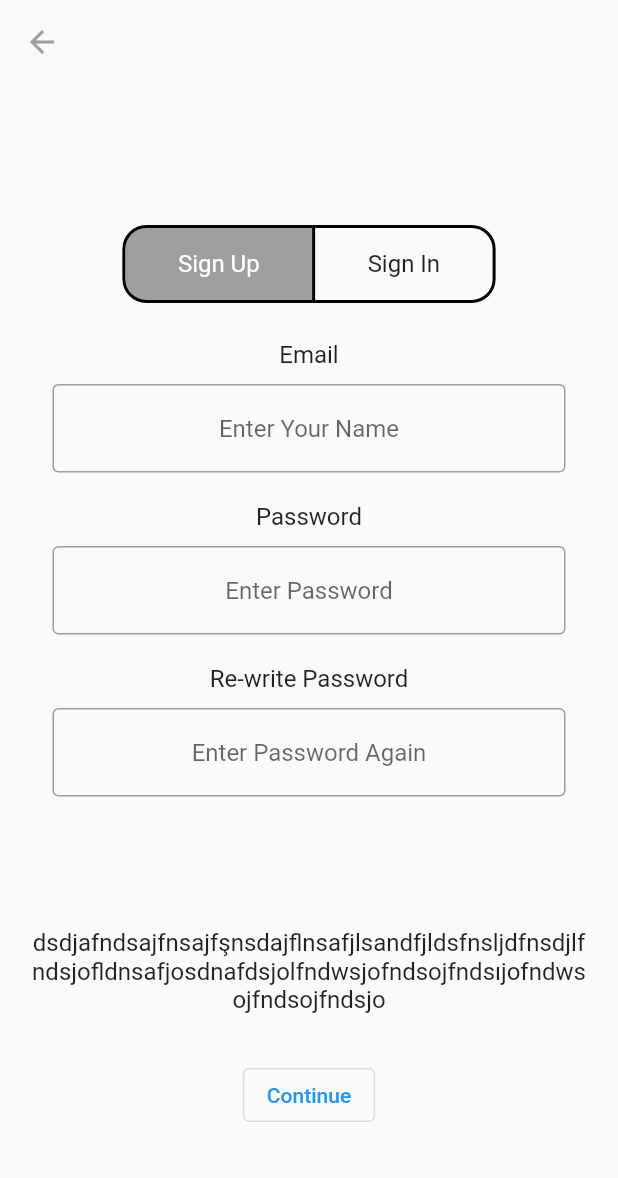
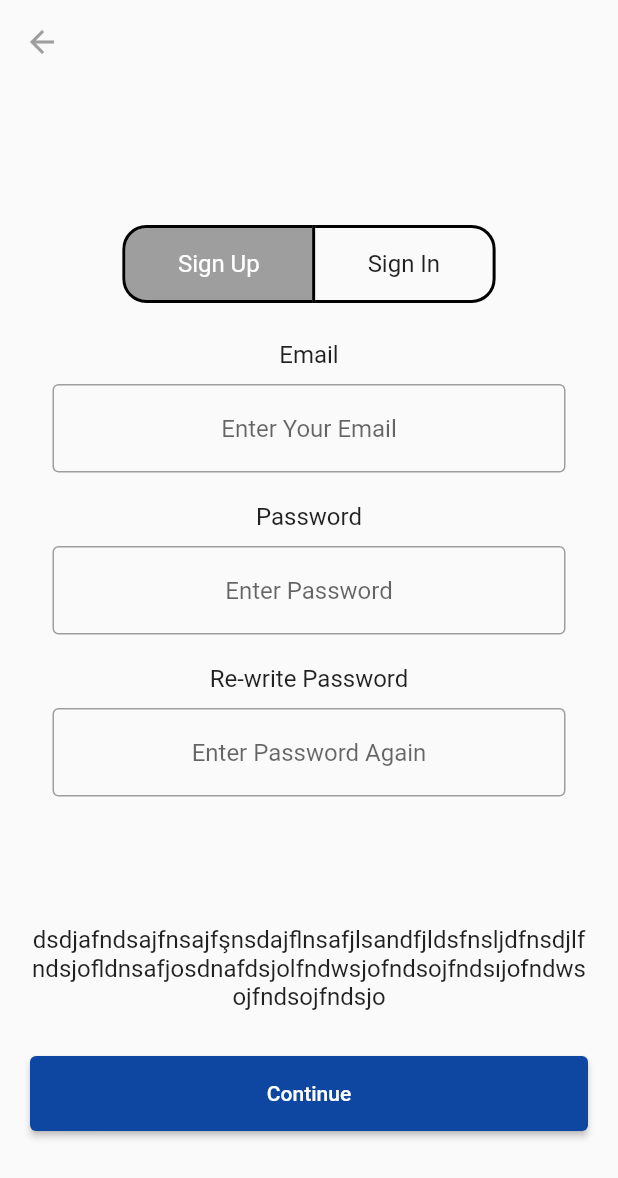
Before and after one commit to yavuzyal/fitness_app, a Flutter app: the Register1 screen opened directly, on a phone screen of 412 x 824 dp. Shown: the top 1178 px of the screen. Run offline on Flutter 3.47's test engine with Material 2 defaults, Android fonts, the phone set to English and light mode, and no system bars; our stand-ins replace dots_indicator, firebase_core, numberpicker; missing offline and left inert: flutter_walkthrough_screen; accounts and stored records are empty.

Commit message:
Update register1.dart

```diff
--- a/lib/register1.dart
+++ b/lib/register1.dart
@@ -89,12 +89,18 @@ class _Register1State extends State<Register1> {
 
           currentIndex == 0 ?
           SizedBox(height: 30,) : SizedBox(height: 0,),
-          OutlinedButton(
+          Padding(
+            padding: EdgeInsets.symmetric(horizontal: 20),
+            child: ElevatedButton(
+                style: ElevatedButton.styleFrom(
+                  primary: Colors.blue[900],
+                  minimumSize: Size.fromHeight(50),
+                ),
+                onPressed: (){
 
-              onPressed: (){
-
-              },
-              child: Text('Continue')
+                },
+                child: Text('Continue')
+            ),
           ),
           SizedBox(height: 70,),
         ],
@@ -129,7 +135,7 @@ class _Register1State extends State<Register1> {
                   enabledBorder: OutlineInputBorder(
                     borderSide: BorderSide(color: Colors.grey, width: 1.0),
                   ),
-                  hintText: 'Enter Your Name',
+                  hintText: 'Enter Your Email',
                 ),
               ),
             ),
@@ -218,7 +224,7 @@ class _Register1State extends State<Register1> {
                 enabledBorder: OutlineInputBorder(
                   borderSide: BorderSide(color: Colors.grey, width: 1.0),
                 ),
-                hintText: 'Enter Your Name',
+                hintText: 'Enter Your Email',
               ),
             ),
           ),
```
